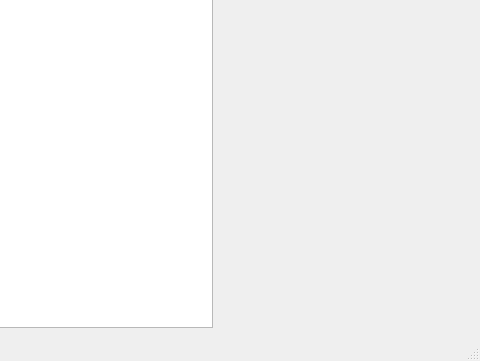
The window that SAOMDListImage.ui (KHeresy/SAOMD-ListImage) describes before a commit, drawn with Qt 5; both pictures show x 703 to 1183 and y 519 to 880 of the 1183 by 880 pixel window.
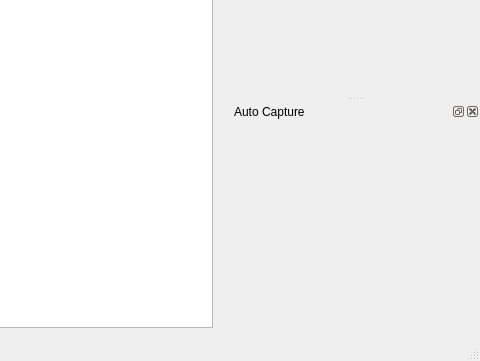
The same window after the commit. Icons and pictures are not drawn. Custom widgets are drawn as their Qt base class.

Patch:
```diff
--- a/SAOMDListImage.ui
+++ b/SAOMDListImage.ui
@@ -283,6 +283,15 @@
    </attribute>
    <widget class="QWidget" name="dockWidgetContents_2"/>
   </widget>
+  <widget class="QDockWidget" name="dockAutoMode">
+   <property name="windowTitle">
+    <string>Auto Capture</string>
+   </property>
+   <attribute name="dockWidgetArea">
+    <number>2</number>
+   </attribute>
+   <widget class="QWidget" name="dockWidgetContents_3"/>
+  </widget>
   <action name="action_Load">
    <property name="text">
     <string>&amp;Load</string>
```
Left out of the diff: 41 changed lines with no effect on the pictures.
